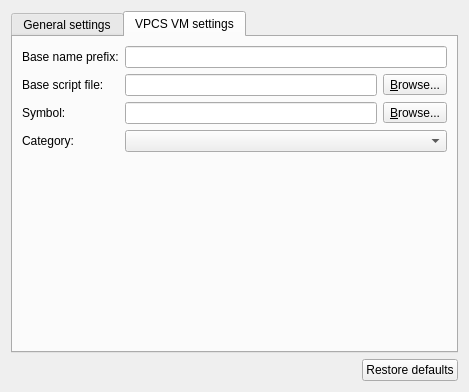
Qt form gns3/modules/vpcs/ui/vpcs_preferences_page.ui (GNS3/gns3-gui) before a commit.
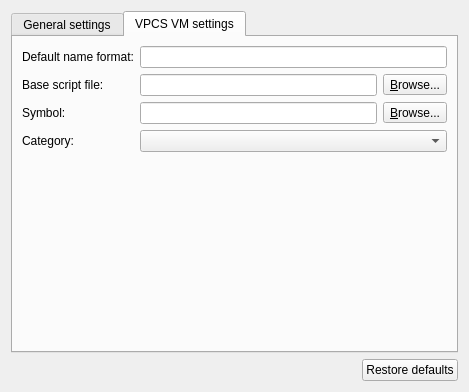
The same form after that commit. The open tabs and pages were chosen to show the change.

Commit message: Changes "base name prefix" to "default name format". Ref #748.

What changed in the file:
```diff
--- a/gns3/modules/vpcs/ui/vpcs_preferences_page.ui
+++ b/gns3/modules/vpcs/ui/vpcs_preferences_page.ui
@@ -169,7 +169,7 @@
        <item row="0" column="0">
         <widget class="QLabel" name="uiBaseNamePrefixLabel">
          <property name="text">
-          <string>Base name prefix:</string>
+          <string>Default name format:</string>
          </property>
         </widget>
        </item>
```
Left out of the diff: 4 changed lines with no effect on the pictures. The commit also changes 20 other files.
